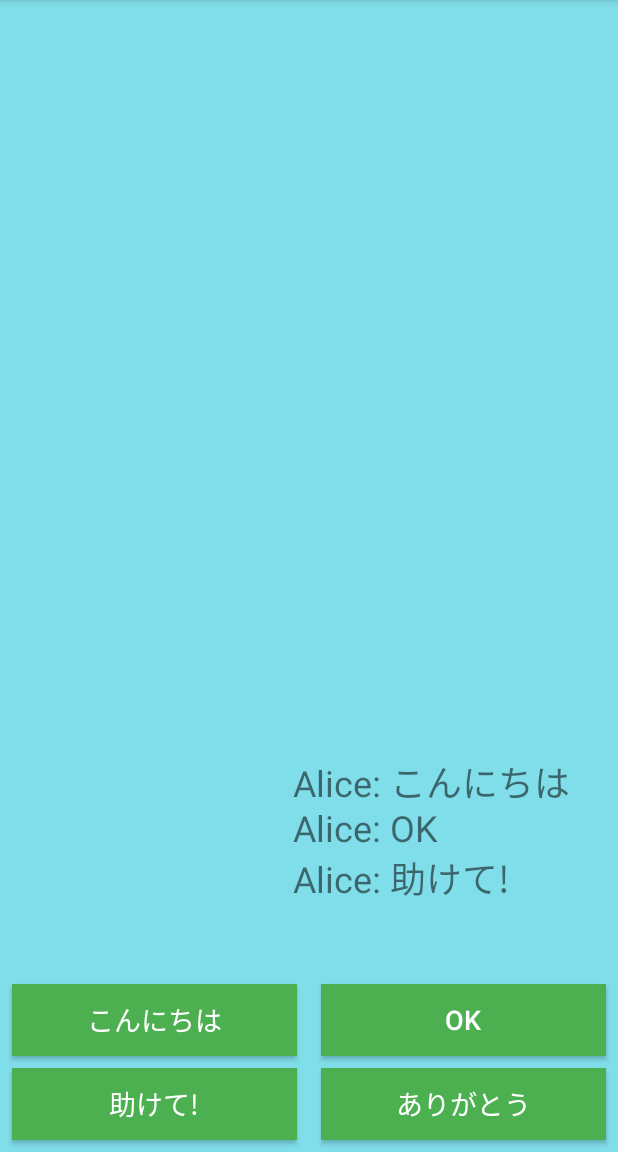
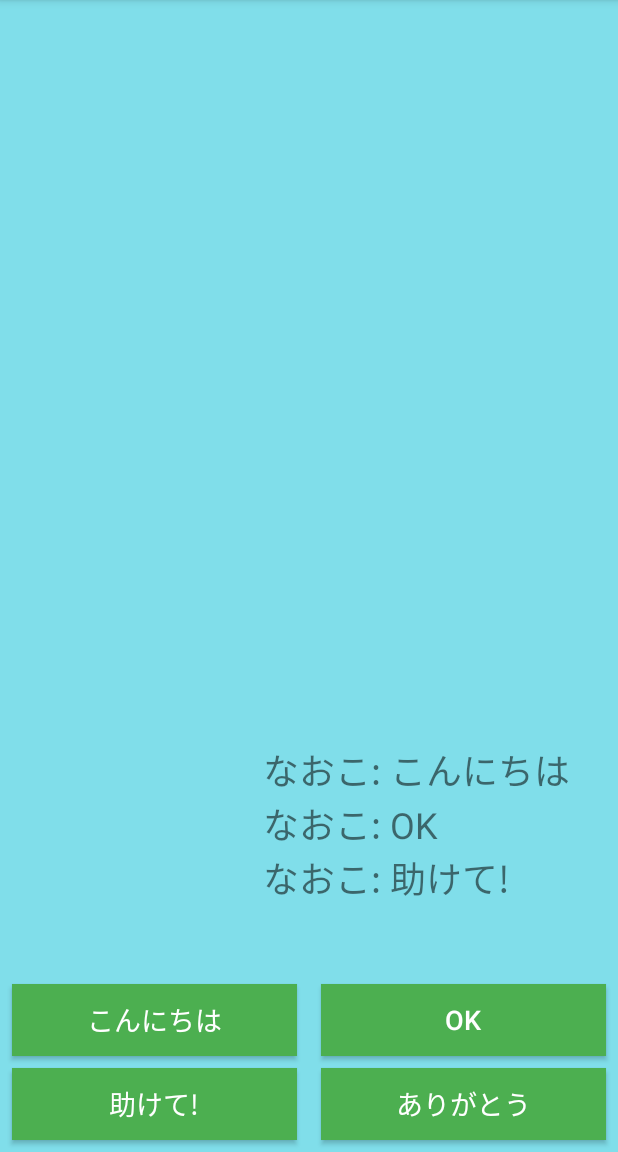
Before and after one commit to Myxogastria/Pcinereum, an Android app: the screen it shows after launch (MainActivity), after a tap on "助けて!", on a phone screen of 412 x 824 dp, the part 84-1236 px from its top. Run offline under Robolectric (Android 15) with nearby library versions, the phone set to English and light mode, and no system bars; 2 other taps on this screen came first.

```diff
--- a/app/build.gradle
+++ b/app/build.gradle
@@ -26,6 +26,7 @@ android {
 }
 
 dependencies {
+    implementation 'android.arch.lifecycle:extensions:1.1.1'
     implementation fileTree(dir: 'libs', include: ['*.jar'])
     implementation "org.jetbrains.kotlin:kotlin-stdlib-jdk7:$kotlin_version"
     implementation 'androidx.appcompat:appcompat:1.1.0'
--- /dev/null
+++ b/app/src/main/java/physarum/cinereum/ChatStringBuilder.kt
@@ -0,0 +1,23 @@
+package physarum.cinereum
+
+import physarum.cinereum.MainActivity.Companion.phraseJp
+import physarum.cinereum.MainActivity.Companion.phraseUs
+
+class ChatStringBuilder {
+    var chatArrayList = ArrayList<Pair<String, Int>>()
+    fun send(sender: String, phraseId: Int){
+        chatArrayList.add(Pair(sender, phraseId))
+    }
+
+    fun getString(lang: String): String{
+        var chatString = ""
+        for(pair in chatArrayList){
+            if(lang == "US"){
+                chatString += "${pair.first}: ${phraseUs[pair.second]}\n"
+            }else if(lang == "JP"){
+                chatString += "${pair.first}: ${phraseJp[pair.second]}\n"
+            }
+        }
+        return chatString
+    }
+}
--- /dev/null
+++ b/app/src/main/java/physarum/cinereum/ChatViewModel.kt
@@ -0,0 +1,9 @@
+package physarum.cinereum
+
+import androidx.lifecycle.ViewModel
+
+class ChatViewModel : ViewModel(){
+    var lang: String = "US"
+    var userName: String = "Alice"
+    var chatStringBuilder: ChatStringBuilder = ChatStringBuilder()
+}
--- a/app/src/main/java/physarum/cinereum/MainActivity.kt
+++ b/app/src/main/java/physarum/cinereum/MainActivity.kt
@@ -1,20 +1,29 @@
 package physarum.cinereum
 
+import android.content.Context
 import androidx.appcompat.app.AppCompatActivity
 import android.os.Bundle
+import android.util.Log
+import android.view.Display
+import android.view.Surface
 import android.view.View
+import android.view.WindowManager
 import android.widget.Button
 import android.widget.TextView
+import androidx.lifecycle.ViewModelProviders
 
 class MainActivity : AppCompatActivity() {
-    private var chatStringBuilder = ChatStringBuilder()
-    private var lang = "US"
-    public val phraseUs: Array<String> = arrayOf("Hello", "OK", "Help!", "Thank you")
-    public val phraseJp: Array<String> = arrayOf("こんにちは", "OK", "助けて!", "ありがとう")
+    private var viewModel = ChatViewModel()
+    companion object{
+        val phraseUs: Array<String> = arrayOf("Hello", "OK", "Help!", "Thank you")
+        val phraseJp: Array<String> = arrayOf("こんにちは", "OK", "助けて!", "ありがとう")
+    }
 
     override fun onCreate(savedInstanceState: Bundle?) {
         super.onCreate(savedInstanceState)
         setContentView(R.layout.activity_main)
+
+        viewModel = ViewModelProviders.of(this).get(ChatViewModel::class.java)
 
         val bt1 = findViewById<Button>(R.id.button1)
         val bt2 = findViewById<Button>(R.id.button2)
@@ -26,23 +35,38 @@ class MainActivity : AppCompatActivity() {
         bt3.setOnClickListener(ButtonListener(2))
         bt4.setOnClickListener(ButtonListener(3))
 
-        setLang("JP")
+        val windowManager: WindowManager = getSystemService(Context.WINDOW_SERVICE) as WindowManager
+        val display: Display = windowManager.defaultDisplay
+
+        Log.i("rotation", "${display.rotation}")
+
+        if((display.rotation == Surface.ROTATION_0) || (display.rotation == Surface.ROTATION_90)){
+            viewModel.userName = "なおこ"
+            viewModel.lang = "JP"
+            setLang("JP")
+        }else if((display.rotation == Surface.ROTATION_180) || (display.rotation == Surface.ROTATION_270)){
+            viewModel.userName  = "Alice"
+            viewModel.lang = "US"
+            setLang("US")
+        }
+
+        updateChat()
     }
 
     private fun setLang(lang: String){
-        this.lang = lang
+        viewModel.lang = lang
 
         val bt1 = findViewById<Button>(R.id.button1)
         val bt2 = findViewById<Button>(R.id.button2)
         val bt3 = findViewById<Button>(R.id.button3)
         val bt4 = findViewById<Button>(R.id.button4)
 
-        if(lang == "US"){
+        if(viewModel.lang == "US"){
             bt1.text = phraseUs[0]
             bt2.text = phraseUs[1]
             bt3.text = phraseUs[2]
             bt4.text = phraseUs[3]
-        }else if(lang == "JP"){
+        }else if(viewModel.lang == "JP"){
             bt1.text = phraseJp[0]
             bt2.text = phraseJp[1]
             bt3.text = phraseJp[2]
@@ -54,32 +78,14 @@ class MainActivity : AppCompatActivity() {
 
     private fun updateChat(){
         val output = findViewById<TextView>(R.id.tvChat)
-        output.text = chatStringBuilder.getString(lang)
+        output.text = viewModel.chatStringBuilder.getString(viewModel.lang)
     }
 
     private inner class ButtonListener(val btId: Int) : View.OnClickListener{
         override fun onClick(v: View?) {
-            chatStringBuilder.send("Alice", btId)
+            viewModel.chatStringBuilder.send(viewModel.userName, btId)
             updateChat()
         }
     }
 
-    private inner class ChatStringBuilder{
-        var chatArrayList = ArrayList<Pair<String, Int>>()
-        fun send(sender: String, phraseId: Int){
-            chatArrayList.add(Pair(sender, phraseId))
-        }
-
-        fun getString(lang: String): String{
-            var chatString = ""
-            for(pair in chatArrayList){
-                if(lang == "US"){
-                    chatString += "${pair.first}: ${phraseUs[pair.second]}\n"
-                }else if(lang == "JP"){
-                    chatString += "${pair.first}: ${phraseJp[pair.second]}\n"
-                }
-            }
-            return chatString
-        }
-    }
 }
```
